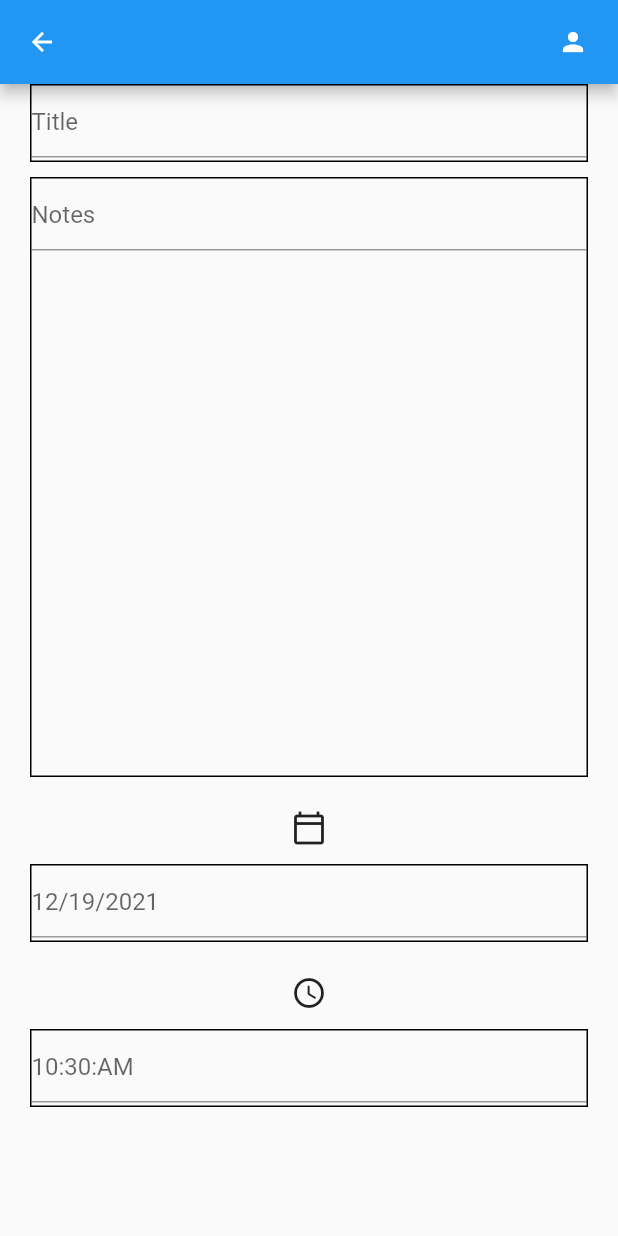
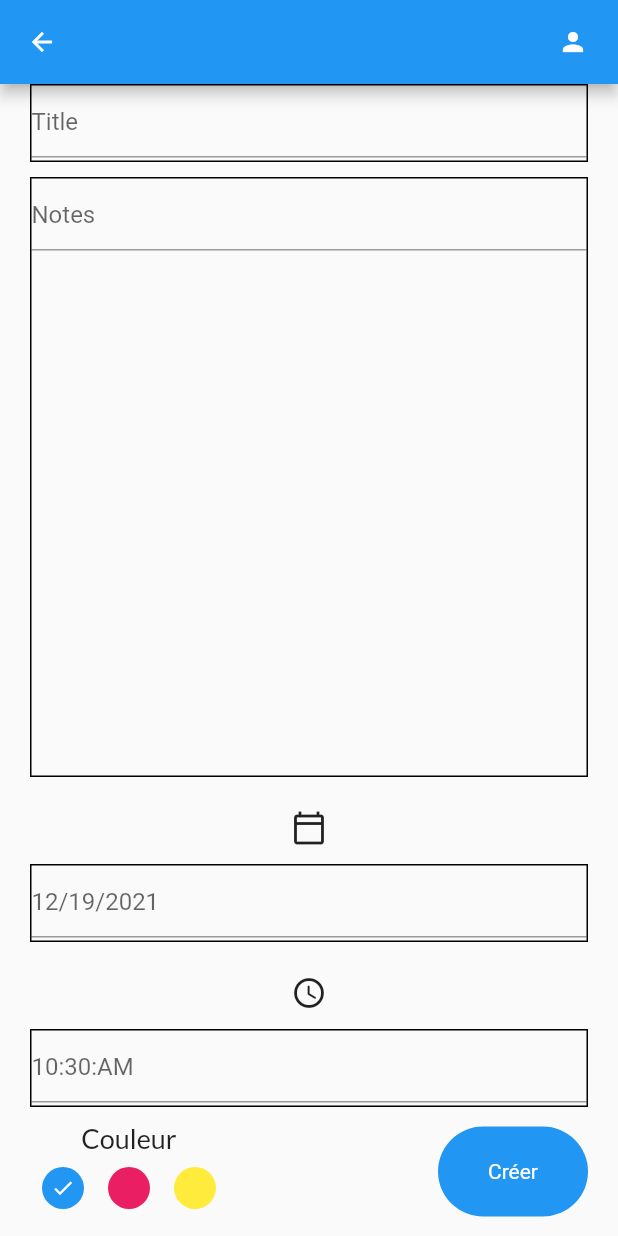
Before and after one commit to leonardfrot/project, a Flutter app: the AddNotePage screen opened directly, on a phone screen of 412 x 824 dp. Run offline on Flutter 3.47's test engine with Material 2 defaults, Android fonts, the phone set to English and light mode, and no system bars; our stand-ins replace get, get_storage, google_fonts; accounts and stored records are empty.

Commit message:
Fin UI de base

```diff
--- a/lib/ui/add_note_page.dart
+++ b/lib/ui/add_note_page.dart
@@ -5,6 +5,9 @@ import 'package:intl/intl.dart';
 import 'package:project/services/theme_service.dart';
 import 'package:get/get.dart';
 import 'package:project/ui/input.dart';
+import 'package:project/view/theme.dart';
+
+import 'floatingActionButton.dart';
 
 class AddNotePage extends StatefulWidget {
   const AddNotePage({Key? key}) : super(key: key);
@@ -16,6 +19,8 @@ class AddNotePage extends StatefulWidget {
 class _AddNotePageState extends State<AddNotePage> {
   DateTime _selectedDate = DateTime.now();
   late String _alertTime = DateFormat("hh:mm:a").format(DateTime.now()).toString();
+  int _selectedColor = 0;
+
   @override
   Widget build(BuildContext context) {
     return Scaffold(
@@ -55,7 +60,19 @@ class _AddNotePageState extends State<AddNotePage> {
                   icon: Icon(Icons.access_time_rounded)
                 )
 
-                )
+                ),
+                Row(
+                  mainAxisAlignment: MainAxisAlignment.spaceBetween,
+                  children: [
+                  _colorPalette(),
+                  MyFloatiatingActionButton(label: "Créer", onTap: ()=> null)
+
+
+                ],)
+
+
+
+
             ],
           )),
         ));
@@ -130,4 +147,35 @@ class _AddNotePageState extends State<AddNotePage> {
         ));
   }
 
+
+  _colorPalette(){
+    return Column(children: [
+                    Text("Couleur",
+                    style: subHeadingStyle,
+                    ),
+                    Wrap(children: List<Widget>.generate(3,
+                      (int index){
+                        return GestureDetector(onTap: (){
+                          setState(() {
+                            _selectedColor = index;
+                          });
+
+
+
+                        },
+                        child: Padding(
+                          padding: const EdgeInsets.all(8.0),
+                          child: CircleAvatar(
+                            radius: 14,
+                            backgroundColor: index==0?Colors.blue: index==1?Colors.pink:Colors.yellow,
+                            child: _selectedColor==index?Icon(Icons.done,
+                            color: Colors.white,
+                            size: 16):Container()
+                          ),
+                        ));
+
+                      },),)
+                  ],);
+  }
+
 }
```
